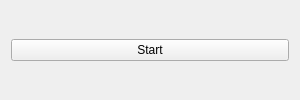
Old version of the form ComplexAnalyzer/form/SEComplexAnalyzerAppGUI.ui in the repository StephaneRedon/INF473NX18.
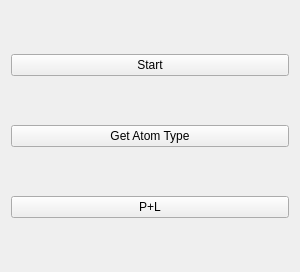
New version of the form.

Commit message: Atom Type

```diff
--- a/ComplexAnalyzer/form/SEComplexAnalyzerAppGUI.ui
+++ b/ComplexAnalyzer/form/SEComplexAnalyzerAppGUI.ui
@@ -7,7 +7,7 @@
     <x>0</x>
     <y>0</y>
     <width>300</width>
-    <height>100</height>
+    <height>272</height>
    </rect>
   </property>
   <property name="minimumSize">
@@ -27,6 +27,20 @@
      </property>
     </widget>
    </item>
+   <item>
+    <widget class="QPushButton" name="pushButton">
+     <property name="text">
+      <string>Get Atom Type</string>
+     </property>
+    </widget>
+   </item>
+   <item>
+    <widget class="QPushButton" name="pushButton_2">
+     <property name="text">
+      <string>P+L</string>
+     </property>
+    </widget>
+   </item>
   </layout>
  </widget>
  <resources/>
```
Left out of the diff: 38 changed lines with no effect on the pictures. The commit also changes 4 other files.
